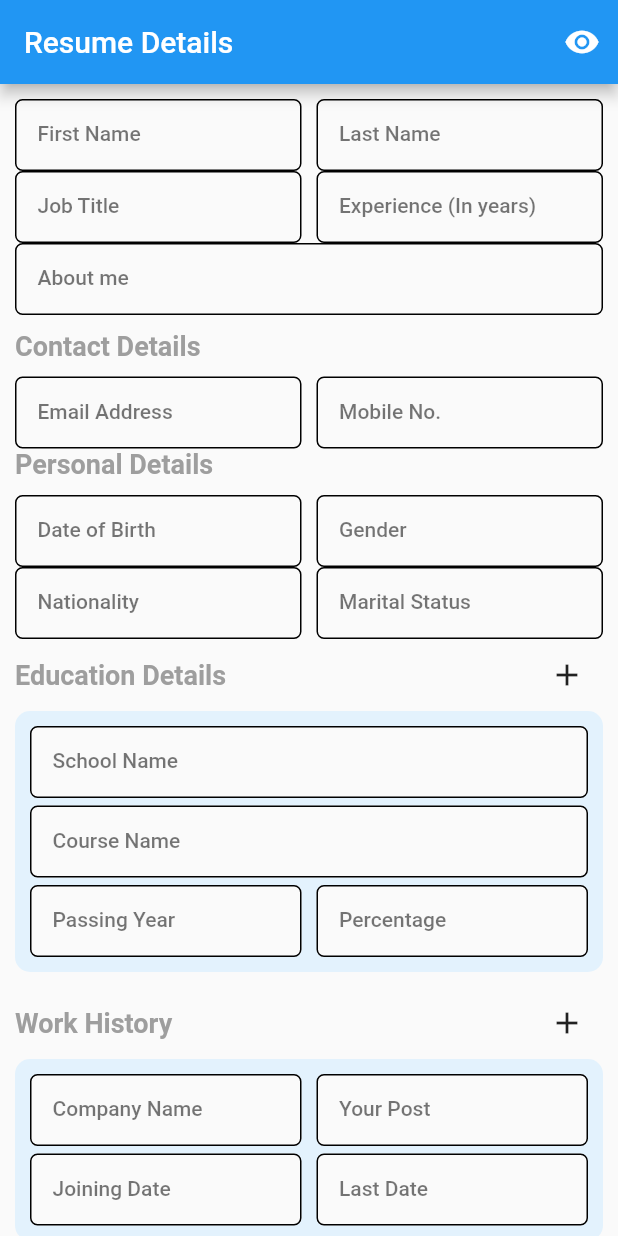
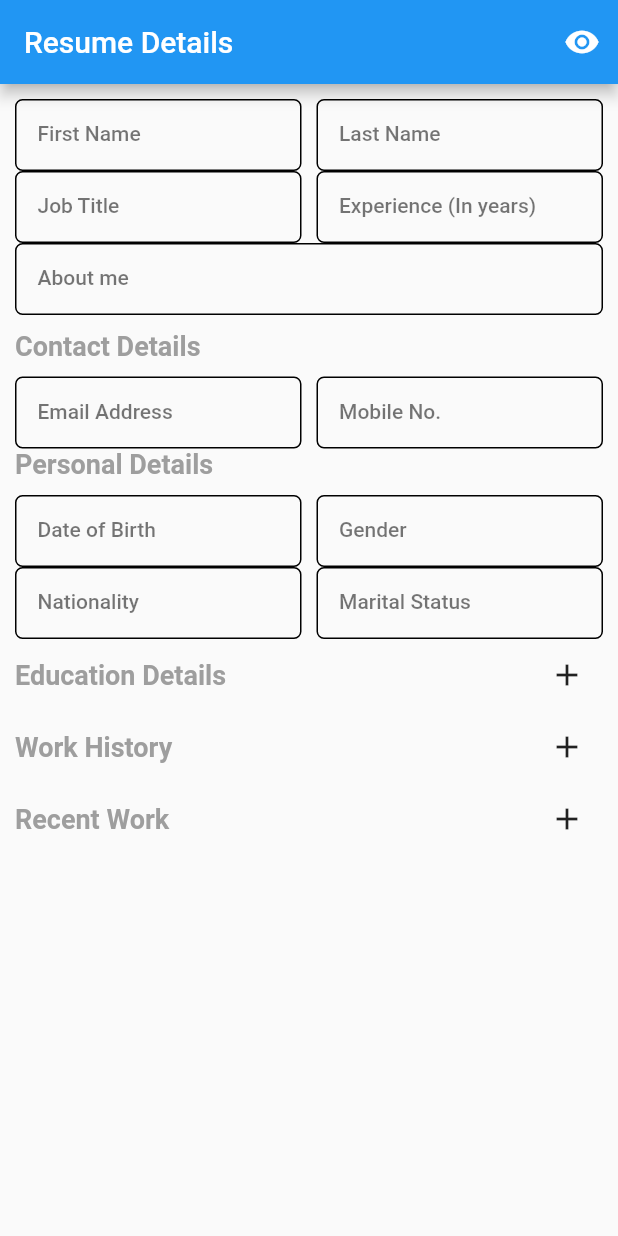
Before and after one commit to Dishant-22/resume_builder_flutter, a Flutter app: the screen it shows after launch, on a phone screen of 412 x 824 dp. Run offline on Flutter 3.47's test engine with Material 2 defaults, Android fonts, the phone set to English and light mode, and no system bars; drawn by our look-alikes of flutter_slidable; our stand-ins replace get.

Commit message:
Add required a variables

```diff
--- a/lib/controller/home_controller.dart
+++ b/lib/controller/home_controller.dart
@@ -1,6 +1,62 @@
+import 'package:flutter/cupertino.dart';
 import 'package:get/get.dart';
+import 'package:resume_builder_flutter/model/education_detail_model.dart';
+import 'package:resume_builder_flutter/model/recent_work_model.dart';
+import 'package:resume_builder_flutter/model/work_history_model.dart';
 
 class HomeController extends GetxController {
+  // Resume Details
+  TextEditingController firstNameController = TextEditingController();
+  TextEditingController lastNameController = TextEditingController();
+  TextEditingController jobTitleController = TextEditingController();
+  TextEditingController experienceController = TextEditingController();
+  TextEditingController aboutMeController = TextEditingController();
+  // Contact Details
+  TextEditingController emailAddressController = TextEditingController();
+  TextEditingController mobileNoController = TextEditingController();
+  // Personal Details
+  TextEditingController dateOfBirthController = TextEditingController();
+  TextEditingController genderController = TextEditingController();
+  TextEditingController nationalityController = TextEditingController();
+  TextEditingController marialStatusController = TextEditingController();
+  // Education Details
+  RxList<EducationDetailModel> educationDetailsList = <EducationDetailModel>[].obs;
+  // Work History
+  RxList<WorkHistoryModel> workHistoryList = <WorkHistoryModel>[].obs;
+  // Recent Work History
+  RxList<RecentWorkModel> recentWorkList = <RecentWorkModel>[].obs;
 
 
+
+  onAddEducationDetail(){
+    educationDetailsList.add(EducationDetailModel());
+    update();
+  }
+
+  onDeleteEducationDetail(int index){
+    educationDetailsList.removeAt(index);
+    update();
+  }
+
+  onAddWorkHistory(){
+    workHistoryList.add(WorkHistoryModel());
+    update();
+  }
+
+  onDeleteWorkHistory(int index){
+    workHistoryList.removeAt(index);
+    update();
+  }
+
+
+  onAddRecentWork(){
+    recentWorkList.add(RecentWorkModel());
+    update();
+  }
+
+  onDeleteRecentWork(int index){
+    recentWorkList.removeAt(index);
+    update();
+  }
+
 }
--- a/lib/screen/home_screen.dart
+++ b/lib/screen/home_screen.dart
@@ -26,25 +26,20 @@ class HomeScreen extends GetView<HomeController> {
           mainAxisAlignment: MainAxisAlignment.start,
           crossAxisAlignment: CrossAxisAlignment.start,
           children: [
-            /*const Text(
-              "Personal Details",
-              style: TextStyle(
-                color: Colors.grey,
-                fontWeight: FontWeight.bold,
-                fontSize: 18,
-              ),
-            ),
-            const SizedBox(height: 20),*/
             Row(
               children: [
-                const Flexible(
+                Flexible(
                   child: LabelTextField(
+                    controller: controller.firstNameController,
+                    keyboardType: TextInputType.name,
                     label: 'First Name',
                   ),
                 ),
                 const SizedBox(width: 10),
-                const Flexible(
+                Flexible(
                   child: LabelTextField(
+                    controller: controller.lastNameController,
+                    keyboardType: TextInputType.name,
                     label: 'Last Name',
                   ),
                 ),
@@ -52,20 +47,26 @@ class HomeScreen extends GetView<HomeController> {
             ),
             Row(
               children: [
-                const Flexible(
+                Flexible(
                   child: LabelTextField(
+                    controller: controller.jobTitleController,
+                    keyboardType: TextInputType.name,
                     label: 'Job Title',
                   ),
                 ),
                 const SizedBox(width: 10),
-                const Flexible(
+                Flexible(
                   child: LabelTextField(
+                    controller: controller.experienceController,
+                    keyboardType: TextInputType.number,
                     label: 'Experience (In years)',
                   ),
                 ),
               ],
             ),
-            const LabelTextField(
+            LabelTextField(
+              controller: controller.aboutMeController,
+              keyboardType: TextInputType.name,
               label: 'About me',
               maxLines: 5,
             ),
@@ -81,14 +82,18 @@ class HomeScreen extends GetView<HomeController> {
             const SizedBox(height: 10),
             Row(
               children: [
-                const Flexible(
+                Flexible(
                   child: LabelTextField(
+                    controller: controller.emailAddressController,
+                    keyboardType: TextInputType.emailAddress,
                     label: 'Email Address',
                   ),
                 ),
                 const SizedBox(width: 10),
-                const Flexible(
+                Flexible(
                   child: LabelTextField(
+                    controller: controller.mobileNoController,
+                    keyboardType: TextInputType.phone,
                     label: 'Mobile No.',
                   ),
                 ),
@@ -105,14 +110,19 @@ class HomeScreen extends GetView<HomeController> {
             const SizedBox(height: 10),
             Row(
               children: [
-                const Flexible(
+                Flexible(
                   child: LabelTextField(
+                    controller: controller.dateOfBirthController,
+                    readOnly: true,
+                    keyboardType: TextInputType.datetime,
                     label: 'Date of Birth',
                   ),
                 ),
                 const SizedBox(width: 10),
-                const Flexible(
+                Flexible(
                   child: LabelTextField(
+                    controller: controller.genderController,
+                    keyboardType: TextInputType.text,
                     label: 'Gender',
                   ),
                 ),
@@ -120,28 +130,32 @@ class HomeScreen extends GetView<HomeController> {
             ),
             Row(
               children: [
-                const Flexible(
+                Flexible(
                   child: LabelTextField(
+                    controller: controller.nationalityController,
+                    keyboardType: TextInputType.name,
                     label: 'Nationality',
                   ),
                 ),
                 const SizedBox(width: 10),
-                const Flexible(
+                Flexible(
                   child: LabelTextField(
+                    controller: controller.marialStatusController,
+                    keyboardType: TextInputType.name,
                     label: 'Marital Status',
                   ),
                 ),
               ],
             ),
             CustomRowButton(
-              onPressed: () {},
+              onPressed: controller.onAddEducationDetail,
               title: "Education Details",
             ),
-            ListView.builder(
+            Obx(() => ListView.builder(
                   shrinkWrap: true,
                   padding: EdgeInsets.zero,
                   physics: const NeverScrollableScrollPhysics(),
-              itemCount: 1,
+                  itemCount: controller.educationDetailsList.length,
                   itemBuilder: (context, index) {
                     return Slidable(
                       key: ValueKey(index),
@@ -149,7 +163,9 @@ class HomeScreen extends GetView<HomeController> {
                         motion: const ScrollMotion(),
                         children: [
                           SlidableAction(
-                        onPressed: (context) {},
+                            onPressed: (context) {
+                              controller.onDeleteEducationDetail(index);
+                            },
                             backgroundColor: const Color(0xFFFE4A49),
                             foregroundColor: Colors.white,
                             icon: Icons.delete,
@@ -199,22 +215,21 @@ class HomeScreen extends GetView<HomeController> {
                                 ),
                               ],
                             ),
-
                           ],
                         ),
                       ),
                     );
                   },
-            ),
+                )),
             CustomRowButton(
-              onPressed: () {},
+              onPressed: controller.onAddWorkHistory,
               title: "Work History",
             ),
-            ListView.builder(
+            Obx(() => ListView.builder(
                   shrinkWrap: true,
                   padding: EdgeInsets.zero,
                   physics: const NeverScrollableScrollPhysics(),
-              itemCount: 1,
+                  itemCount: controller.workHistoryList.length,
                   itemBuilder: (context, index) {
                     return Slidable(
                       key: ValueKey(index),
@@ -222,7 +237,9 @@ class HomeScreen extends GetView<HomeController> {
                         motion: const ScrollMotion(),
                         children: [
                           SlidableAction(
-                        onPressed: (context) {},
+                            onPressed: (context) {
+                              controller.onDeleteWorkHistory(index);
+                            },
                             backgroundColor: const Color(0xFFFE4A49),
                             foregroundColor: Colors.white,
                             icon: Icons.delete,
@@ -241,11 +258,9 @@ class HomeScreen extends GetView<HomeController> {
                           mainAxisAlignment: MainAxisAlignment.start,
                           crossAxisAlignment: CrossAxisAlignment.start,
                           children: [
-
                             Row(
                               children: [
                                 Flexible(
-
                                   child: LabelTextField(
                                     label: "Company Name",
                                     controller: TextEditingController(),
@@ -288,16 +303,16 @@ class HomeScreen extends GetView<HomeController> {
                       ),
                     );
                   },
-            ),
+                )),
             CustomRowButton(
-              onPressed: () {},
+              onPressed: controller.onAddRecentWork,
               title: "Recent Work",
             ),
-            ListView.builder(
+            Obx(() => ListView.builder(
                   shrinkWrap: true,
                   padding: EdgeInsets.zero,
                   physics: const NeverScrollableScrollPhysics(),
-              itemCount: 1,
+                  itemCount: controller.recentWorkList.length,
                   itemBuilder: (context, index) {
                     return Slidable(
                       key: ValueKey(index),
@@ -305,7 +320,9 @@ class HomeScreen extends GetView<HomeController> {
                         motion: const ScrollMotion(),
                         children: [
                           SlidableAction(
-                        onPressed: (context) {},
+                            onPressed: (context) {
+                              controller.onDeleteRecentWork(index);
+                            },
                             backgroundColor: const Color(0xFFFE4A49),
                             foregroundColor: Colors.white,
                             icon: Icons.delete,
@@ -356,7 +373,7 @@ class HomeScreen extends GetView<HomeController> {
                       ),
                     );
                   },
-            ),
+                )),
           ],
         ),
       ),
```
Lines whose indentation alone changed are shown as unchanged.
